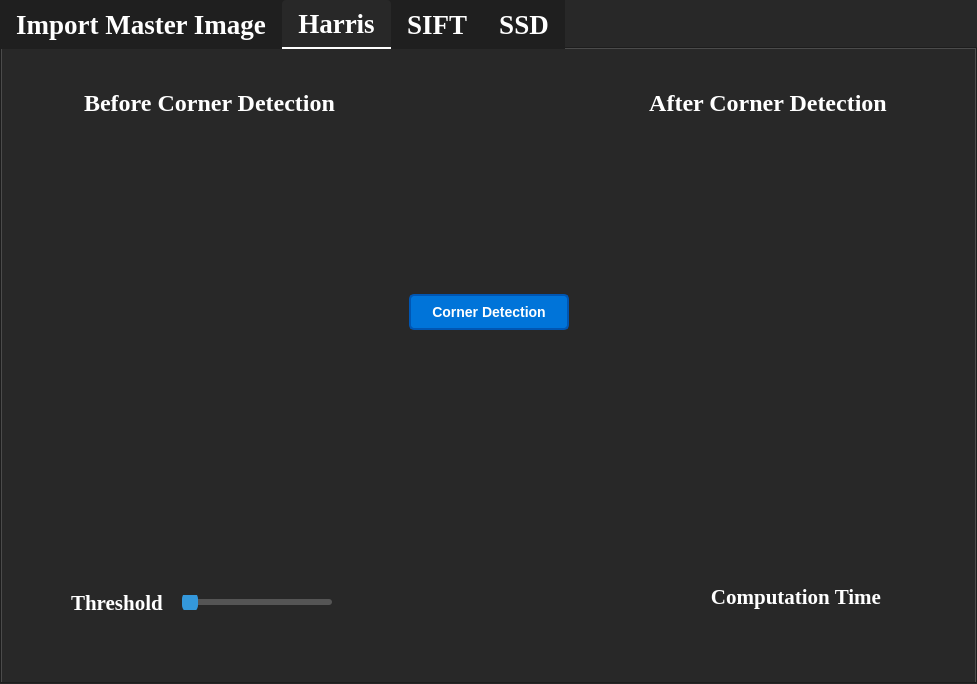
The window that MainWindow.ui (fadymohsen/VisionWithHarrisSIFT) describes before a commit, drawn with Qt 5.
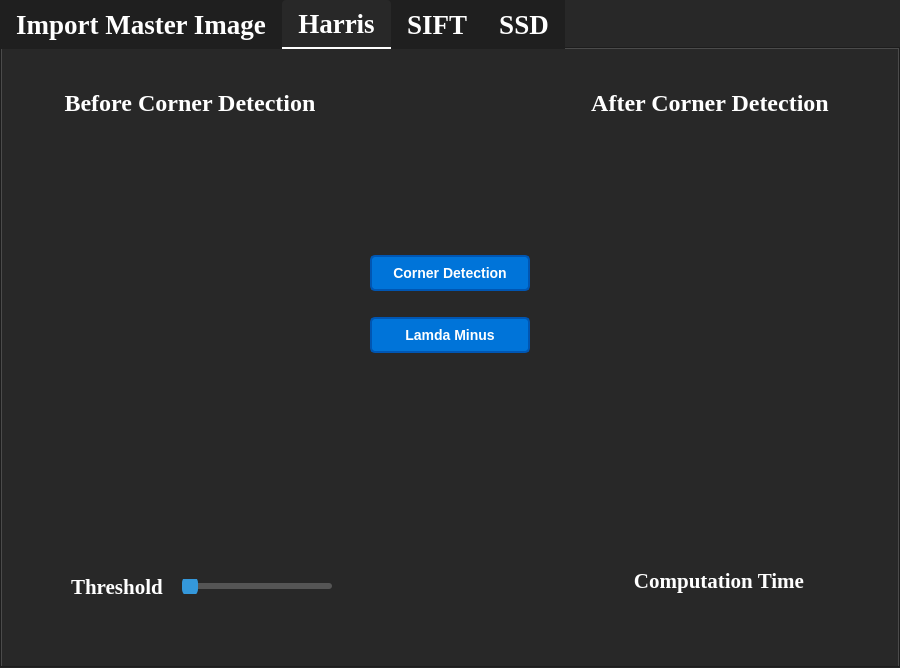
The same window after the commit. The open tabs and pages were chosen to show the change. Custom widgets are drawn as their Qt base class.

Commit message: Update Harris & Lamda Minus

The edit to the form file:
```diff
--- a/MainWindow.ui
+++ b/MainWindow.ui
@@ -6,8 +6,8 @@
    <rect>
     <x>0</x>
     <y>0</y>
-    <width>977</width>
-    <height>684</height>
+    <width>900</width>
+    <height>668</height>
    </rect>
   </property>
   <property name="font">
@@ -974,6 +974,21 @@
              </spacer>
             </item>
             <item>
+             <layout class="QVBoxLayout" name="verticalLayout_4">
+              <item>
+               <spacer name="verticalSpacer_21">
+                <property name="orientation">
+                 <enum>Qt::Vertical</enum>
+                </property>
+                <property name="sizeHint" stdset="0">
+                 <size>
+                  <width>20</width>
+                  <height>40</height>
+                 </size>
+                </property>
+               </spacer>
+              </item>
+              <item>
              <widget class="QPushButton" name="pushButton">
               <property name="sizePolicy">
                <sizepolicy hsizetype="Fixed" vsizetype="Fixed">
@@ -991,6 +1006,56 @@
                <string>Corner Detection</string>
               </property>
              </widget>
+              </item>
+              <item>
+               <spacer name="verticalSpacer_3">
+                <property name="orientation">
+                 <enum>Qt::Vertical</enum>
+                </property>
+                <property name="sizeType">
+                 <enum>QSizePolicy::Fixed</enum>
+                </property>
+                <property name="sizeHint" stdset="0">
+                 <size>
+                  <width>20</width>
+                  <height>20</height>
+                 </size>
+                </property>
+               </spacer>
+              </item>
+              <item>
+               <widget class="QPushButton" name="pushButton_2">
+                <property name="sizePolicy">
+                 <sizepolicy hsizetype="Fixed" vsizetype="Fixed">
+                  <horstretch>0</horstretch>
+                  <verstretch>0</verstretch>
+                 </sizepolicy>
+                </property>
+                <property name="minimumSize">
+                 <size>
+                  <width>160</width>
+                  <height>0</height>
+                 </size>
+                </property>
+                <property name="text">
+                 <string>Lamda Minus</string>
+                </property>
+               </widget>
+              </item>
+              <item>
+               <spacer name="verticalSpacer_20">
+                <property name="orientation">
+                 <enum>Qt::Vertical</enum>
+                </property>
+                <property name="sizeHint" stdset="0">
+                 <size>
+                  <width>20</width>
+                  <height>40</height>
+                 </size>
+                </property>
+               </spacer>
+              </item>
+             </layout>
             </item>
             <item>
              <spacer name="horizontalSpacer_3">
```
Left out of the diff: 2 changed lines with no effect on the pictures. Lines whose indentation alone changed are shown as unchanged.
